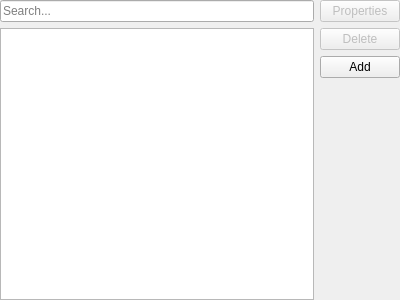
First picture: the form in src/modules/windows/bookmarks/BookmarksContentsWidget.ui, repository OtterBrowser/otter-browser, before the edit.
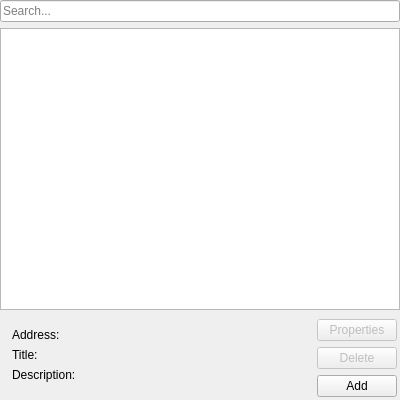
Second picture: the form after the edit. Custom widgets are drawn as their Qt base class.

Commit message: Add context menu and details widget to Bookmarks Manager

What changed in the file:
```diff
--- a/src/modules/windows/bookmarks/BookmarksContentsWidget.ui
+++ b/src/modules/windows/bookmarks/BookmarksContentsWidget.ui
@@ -7,15 +7,22 @@
     <x>0</x>
     <y>0</y>
     <width>400</width>
-    <height>300</height>
+    <height>400</height>
    </rect>
   </property>
-  <layout class="QHBoxLayout" name="horizontalLayout_2">
-   <property name="margin">
+  <layout class="QVBoxLayout" name="verticalLayout" stretch="0,1,0">
+   <property name="leftMargin">
     <number>0</number>
    </property>
-   <item>
-    <layout class="QVBoxLayout" name="viewlLayout">
+   <property name="topMargin">
+    <number>0</number>
+   </property>
+   <property name="rightMargin">
+    <number>0</number>
+   </property>
+   <property name="bottomMargin">
+    <number>0</number>
+   </property>
      <item>
       <widget class="QLineEdit" name="filterLineEdit">
        <property name="placeholderText">
@@ -36,10 +43,65 @@
        </attribute>
       </widget>
      </item>
-    </layout>
+   <item>
+    <widget class="QWidget" name="detailsWidget" native="true">
+     <layout class="QHBoxLayout" name="horizontalLayout">
+      <property name="leftMargin">
+       <number>3</number>
+      </property>
+      <property name="topMargin">
+       <number>3</number>
+      </property>
+      <property name="rightMargin">
+       <number>3</number>
+      </property>
+      <property name="bottomMargin">
+       <number>3</number>
+      </property>
+      <item>
+       <widget class="QWidget" name="formWidget" native="true">
+        <property name="sizePolicy">
+         <sizepolicy hsizetype="Expanding" vsizetype="Preferred">
+          <horstretch>0</horstretch>
+          <verstretch>0</verstretch>
+         </sizepolicy>
+        </property>
+        <layout class="QFormLayout" name="formLayout">
+         <item row="0" column="0">
+          <widget class="QLabel" name="addressLabel">
+           <property name="text">
+            <string>Address:</string>
+           </property>
+          </widget>
+         </item>
+         <item row="1" column="0">
+          <widget class="QLabel" name="titleLabel">
+           <property name="text">
+            <string>Title:</string>
+           </property>
+          </widget>
+         </item>
+         <item row="2" column="0">
+          <widget class="QLabel" name="descriptionLabel">
+           <property name="text">
+            <string>Description:</string>
+           </property>
+          </widget>
+         </item>
+         <item row="0" column="1">
+          <widget class="Otter::TextLabelWidget" name="addressLabelWidget" native="true"/>
+         </item>
+         <item row="1" column="1">
+          <widget class="Otter::TextLabelWidget" name="titleLabelWidget" native="true"/>
+         </item>
+         <item row="2" column="1">
+          <widget class="Otter::TextLabelWidget" name="descriptionLabelWidget" native="true"/>
+         </item>
+        </layout>
+       </widget>
    </item>
    <item>
-    <layout class="QVBoxLayout" name="buttonsLayout" stretch="0,0,0,1">
+       <layout class="QVBoxLayout" name="actionsLayout" stretch="0,0,0,1">
      <item>
       <widget class="QPushButton" name="propertiesButton">
        <property name="enabled">
@@ -84,6 +146,17 @@
    </item>
   </layout>
  </widget>
+   </item>
+  </layout>
+ </widget>
+ <customwidgets>
+  <customwidget>
+   <class>Otter::TextLabelWidget</class>
+   <extends>QWidget</extends>
+   <header>src/ui/TextLabelWidget.h</header>
+   <container>1</container>
+  </customwidget>
+ </customwidgets>
  <resources/>
  <connections/>
 </ui>
```
Left out of the diff: 5 changed lines with no effect on the pictures. Lines whose indentation alone changed are shown as unchanged. The commit also changes 2 other files.
